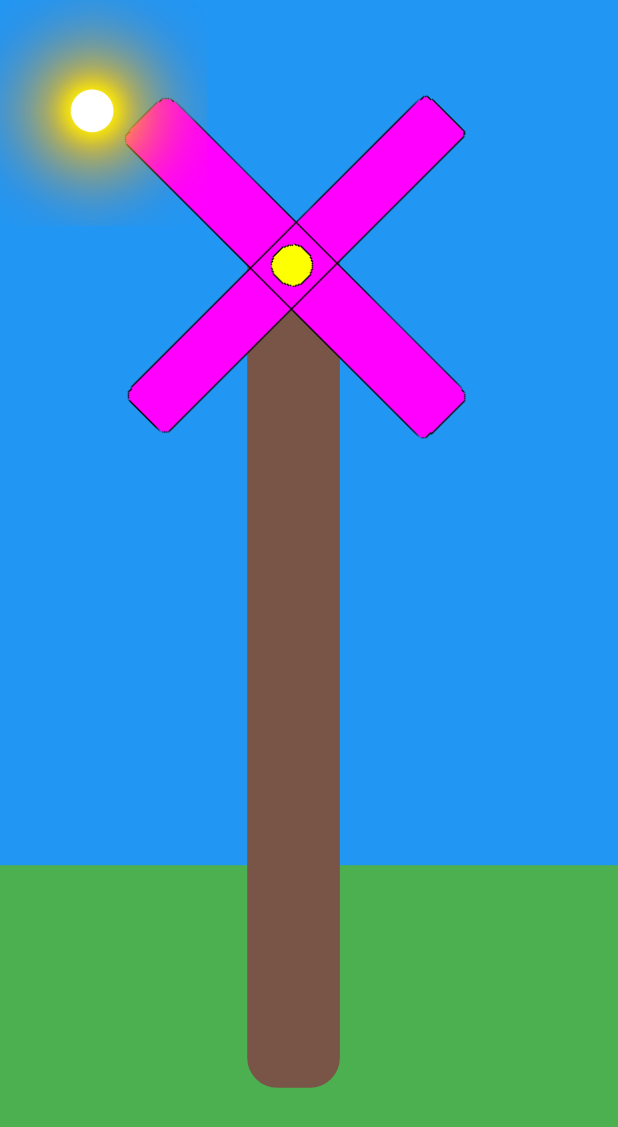
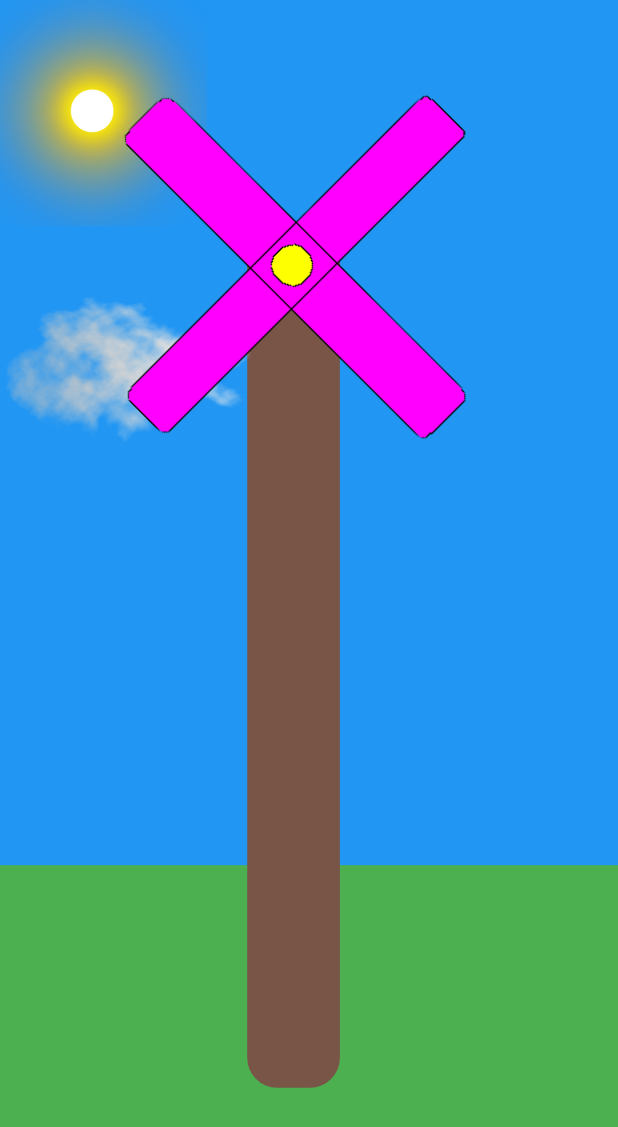
Before and after one commit to hofovea/simple-animation-flutter-app, a Flutter app: the screen it shows after launch, on a phone screen of 412 x 824 dp. Shown: the top 1127 px of the screen. Run offline on Flutter 3.47's test engine with Material 2 defaults, Android fonts, the light colour scheme and no system bars.

Commit message:
added cloud with animation

```diff
--- a/lib/screens/home_screen/home_screen.dart
+++ b/lib/screens/home_screen/home_screen.dart
@@ -1,4 +1,5 @@
 import 'package:flutter/material.dart';
+import 'package:simple_animation_flutter_app/screens/home_screen/widgets/cloud.dart';
 import 'package:simple_animation_flutter_app/screens/home_screen/widgets/grass.dart';
 import 'package:simple_animation_flutter_app/screens/home_screen/widgets/sun.dart';
 import 'package:simple_animation_flutter_app/screens/home_screen/widgets/windmill_cross.dart';
@@ -23,8 +24,9 @@ class _HomeScreenState extends State<HomeScreen> {
               children: [
                 Grass(constraints: constraints),
                 WindmillBase(constraints: constraints),
+                Sun(constraints: constraints),
+                Cloud(constraints: constraints),
                 WindmillCross(constraints: constraints),
-                Sun(constraints: constraints),
               ],
             ),
           );
--- /dev/null
+++ b/lib/screens/home_screen/widgets/cloud.dart
@@ -0,0 +1,68 @@
+import 'package:flutter/material.dart';
+
+class Cloud extends StatefulWidget {
+  final BoxConstraints constraints;
+
+  const Cloud({Key? key, required this.constraints}) : super(key: key);
+
+  @override
+  State<Cloud> createState() => _CloudState();
+}
+
+class _CloudState extends State<Cloud> with SingleTickerProviderStateMixin {
+  final cloudImagePath = 'assets/images/cloud.png';
+  final cloudSizeMultiplier = 0.4;
+  final cloudPositionXMultiplier = 0;
+  final cloudPositionYMultiplier = 0.2;
+  final animationDuration = const Duration(seconds: 6);
+
+  late AnimationController _controller;
+
+  @override
+  void initState() {
+    super.initState();
+    _controller = AnimationController(
+        vsync: this,
+        duration: animationDuration,
+        lowerBound: -widget.constraints.maxWidth * cloudSizeMultiplier,
+        upperBound: widget.constraints.maxWidth)
+      ..addStatusListener(
+        (status) {
+          if (status == AnimationStatus.completed) {
+            _controller.reset();
+          } else if (status == AnimationStatus.dismissed) {
+            _controller.forward();
+          }
+        },
+      )
+      ..forward();
+  }
+
+  @override
+  void dispose() {
+    _controller.dispose();
+    super.dispose();
+  }
+
+  @override
+  Widget build(BuildContext context) {
+    return Positioned(
+      top: widget.constraints.maxHeight * cloudPositionYMultiplier,
+      left: widget.constraints.maxWidth * cloudPositionXMultiplier,
+      child: AnimatedBuilder(
+        animation: _controller,
+        builder: (BuildContext context, Widget? child) {
+          return Transform.translate(
+            offset: Offset(_controller.value, 0),
+            child: child,
+          );
+        },
+        child: Image.asset(
+          cloudImagePath,
+          height: widget.constraints.maxWidth * cloudSizeMultiplier,
+          width: widget.constraints.maxWidth * cloudSizeMultiplier,
+        ),
+      ),
+    );
+  }
+}
```
